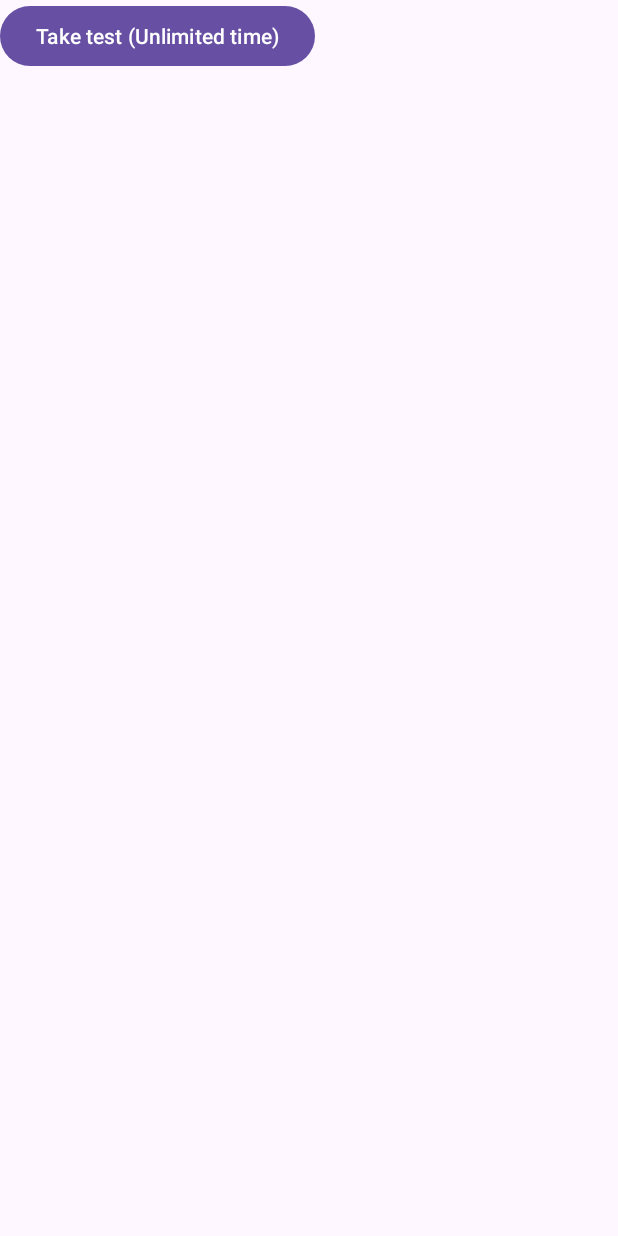
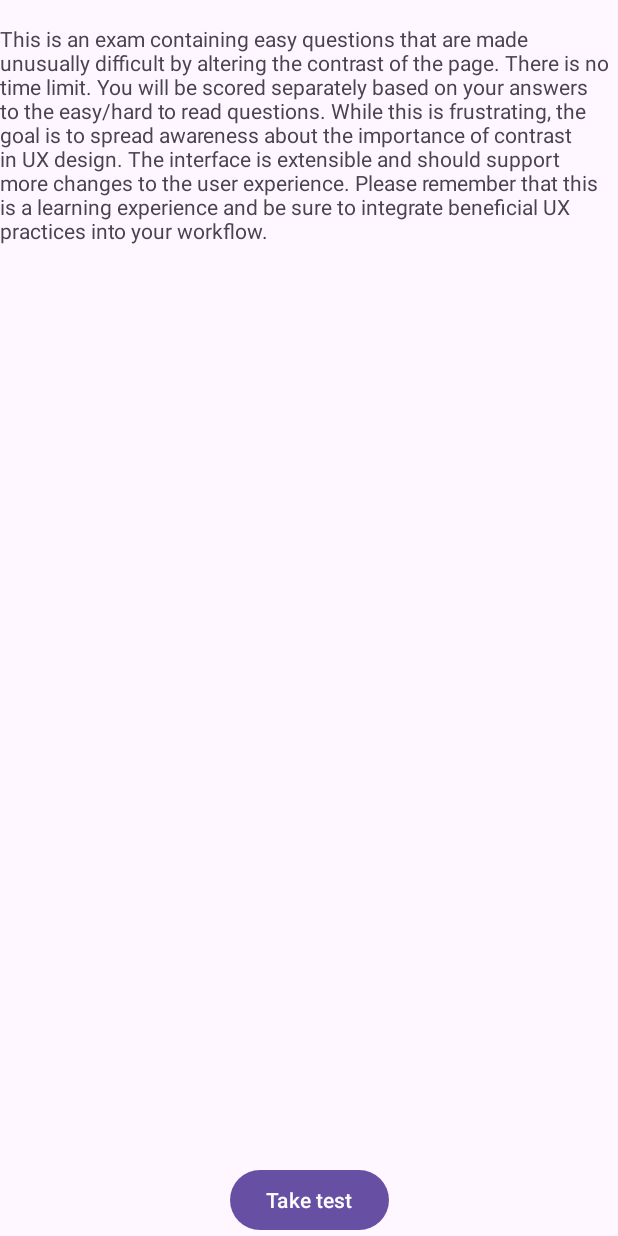
Before and after one commit to HenryClones/MobileUXam, an Android app: the screen it shows after launch (MainActivity), on a phone screen of 412 x 824 dp. Run offline under Robolectric (Android 15) with nearby library versions, the phone set to English and light mode, and no system bars; our stand-ins replace navigation-ui.

Commit message:
Improve instructions menu

```diff
--- a/app/src/main/res/layout/fragment_instructions.xml
+++ b/app/src/main/res/layout/fragment_instructions.xml
@@ -1,13 +1,35 @@
 <?xml version="1.0" encoding="utf-8"?>
 <FrameLayout xmlns:android="http://schemas.android.com/apk/res/android"
+    xmlns:app="http://schemas.android.com/apk/res-auto"
     xmlns:tools="http://schemas.android.com/tools"
     android:layout_width="match_parent"
     android:layout_height="match_parent"
     tools:context=".InstructionsFragment">
 
-    <Button
-        android:id="@+id/start"
-        android:layout_width="wrap_content"
-        android:layout_height="wrap_content"
-        android:text="Take test (Unlimited time)" />
+    <androidx.constraintlayout.widget.ConstraintLayout
+        android:layout_width="match_parent"
+        android:layout_height="match_parent">
+
+        <TextView
+            android:id="@+id/textView"
+            android:layout_width="wrap_content"
+            android:layout_height="wrap_content"
+            android:layout_marginStart="16dp"
+            android:layout_marginTop="16dp"
+            android:layout_marginEnd="16dp"
+            android:text="@string/instruction_text"
+            app:layout_constraintEnd_toEndOf="parent"
+            app:layout_constraintStart_toStartOf="parent"
+            app:layout_constraintTop_toTopOf="parent" />
+
+        <Button
+            android:id="@+id/start"
+            android:layout_width="wrap_content"
+            android:layout_height="wrap_content"
+            android:text="@string/take_test_unlimited_time"
+            app:layout_constraintBottom_toBottomOf="parent"
+            app:layout_constraintEnd_toEndOf="parent"
+            app:layout_constraintStart_toStartOf="parent" />
+    </androidx.constraintlayout.widget.ConstraintLayout>
+
 </FrameLayout>
--- a/app/src/main/res/values/strings.xml
+++ b/app/src/main/res/values/strings.xml
@@ -7,9 +7,11 @@
     <string name="tru">True</string>
     <string name="fals">False</string>
     <string name="restart">Restart</string>
-    <string name="share_via">Share via...</string>
+    <string name="share_via">Share via…</string>
     <string name="share">Share</string>
     <string name="share_subject">MobileUXam score</string>
     <string name="share_text">I took a difficult quiz called MobileUXam! I scored %.3f on the easy and %.3f on the hard questions!</string>
     <string name="results_text">Easy Problems: %.3f (Average: %.3f)\nHard Problems: %.3f (Average: %.3f)</string>
+    <string name="take_test_unlimited_time">Take test</string>
+    <string name="instruction_text">This is an exam containing easy questions that are made unusually difficult by altering the contrast of the page. There is no time limit. You will be scored separately based on your answers to the easy/hard to read questions. While this is frustrating, the goal is to spread awareness about the importance of contrast in UX design. The interface is extensible and should support more changes to the user experience. Please remember that this is a learning experience and be sure to integrate beneficial UX practices into your workflow.</string>
 </resources>
```
